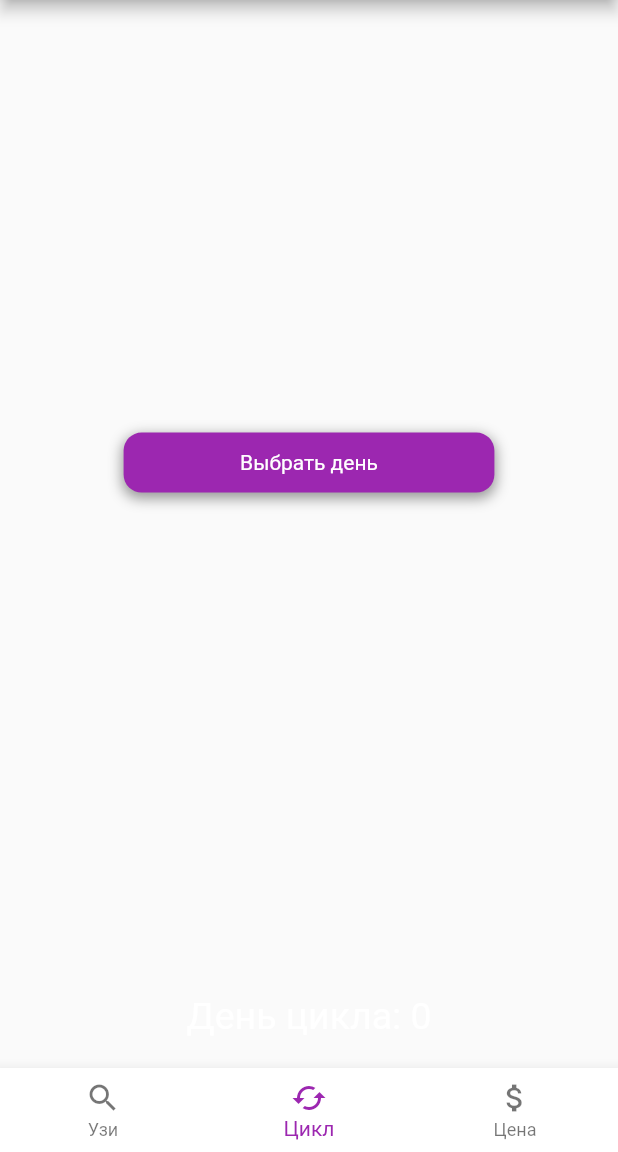
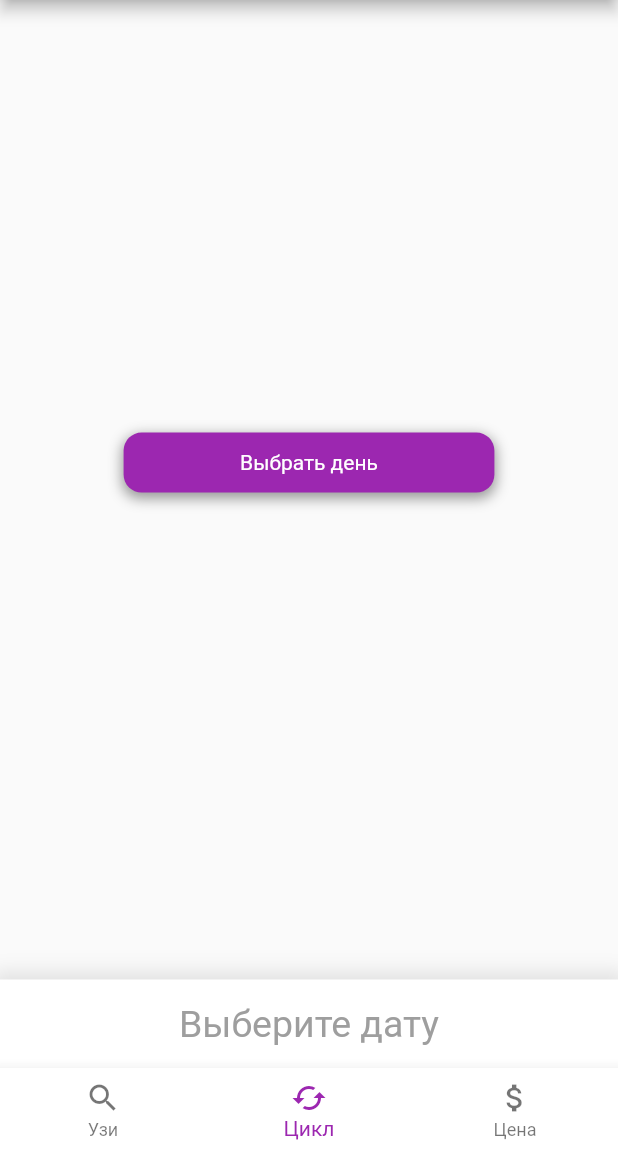
Before and after one commit to leredirect/fclinichelper, a Flutter app: the screen it shows after launch, item 2 of the bottom bar chosen, on a phone screen of 412 x 824 dp, the part 84-1236 px from its top. Run offline on Flutter 3.47's test engine with Material 2 defaults, Android fonts, the phone set to English and light mode, and no system bars; our stand-ins replace decimal.

Commit message:
ui-fixes

```diff
--- a/lib/screens/cycle_screen.dart
+++ b/lib/screens/cycle_screen.dart
@@ -11,14 +11,6 @@ class _CycleScreenState extends State<CycleScreen> {
 
   @override
   Widget build(BuildContext context) {
-    Color pickedDateColor(DateTime pickedDate) {
-      if (pickedDate == null) {
-        return Colors.white;
-      } else {
-        return Colors.black;
-      }
-    }
-
     int pickedDateCalc(DateTime pickedDate) {
       if (pickedDate != null) {
         DateTimeRange range =
@@ -76,13 +68,23 @@ class _CycleScreenState extends State<CycleScreen> {
                 )),
           ),
           Spacer(),
-          Container(
-              margin: EdgeInsets.only(bottom: 20),
-              child: Text(
+          Center(
+            child: Container(
+              width: MediaQuery.of(context).size.width,
+              padding: EdgeInsets.fromLTRB(0, 15, 0, 15),
+              decoration: BoxDecoration(color: Colors.white, boxShadow: [
+                BoxShadow(
+                    color: Colors.black.withOpacity(0.1),
+                    spreadRadius: 5,
+                    blurRadius: 10)
+              ]),
+              child: Text(pickedDate == null? "Выберите дату" :
                 "День цикла: ${pickedDateCalc(pickedDate)}",
-                style:
-                    TextStyle(color: pickedDateColor(pickedDate), fontSize: 25),
-              ))
+                style: TextStyle(fontSize: 25, color: pickedDate == null? Colors.grey : Colors.black),
+                textAlign: TextAlign.center,
+              ),
+            ),
+          )
         ],
       ),
     );
--- a/lib/screens/pricelist_analysis_screen.dart
+++ b/lib/screens/pricelist_analysis_screen.dart
@@ -19,13 +19,15 @@ class _PriceListAnalysisState extends State<PriceListAnalysis> {
         itemCount: baseAnalysis.baseList.length,
         itemBuilder: (_, i) {
           return Container(
+            padding: i == 0? EdgeInsets.only(top:10, bottom: 10):null,
             color: i == 0 ? Colors.grey[200] : Colors.white,
             child: CheckboxListTile(
               title: Column(
                 crossAxisAlignment: CrossAxisAlignment.start,
                 children: [
                   Text(baseAnalysis.baseList[i].name),
-                  Text("${baseAnalysis.baseList[i].price}"),
+                  SizedBox(height: 5,),
+                  Text("${baseAnalysis.baseList[i].price}", style: TextStyle(color: Colors.grey),),
                 ],
               ),
               value: baseAnalysis.baseList[i].isActive,
--- a/lib/screens/uzi_screen.dart
+++ b/lib/screens/uzi_screen.dart
@@ -1,8 +1,8 @@
 import 'package:decimal/decimal.dart';
 import 'package:fclinick_helper/constants.dart';
+import 'package:fclinick_helper/screens/svd_screen.dart';
+import 'package:fclinick_helper/screens/pricelist_services_screen.dart';
 import 'package:fclinick_helper/screens/omlette_volume_screen.dart';
-import 'package:fclinick_helper/screens/pricelist_services_screen.dart';
-import 'package:fclinick_helper/screens/svd_screen.dart';
 import 'package:flutter/cupertino.dart';
 import 'package:flutter/material.dart';
 
--- a/pubspec.yaml
+++ b/pubspec.yaml
@@ -15,7 +15,7 @@ publish_to: 'none' # Remove this line if you wish to publish to pub.dev
 # In iOS, build-name is used as CFBundleShortVersionString while build-number used as CFBundleVersion.
 # Read more about iOS versioning at
 # https://developer.apple.com/library/archive/documentation/General/Reference/InfoPlistKeyReference/Articles/CoreFoundationKeys.html
-version: 1.0.0+1
+version: 0.9.0+1
 
 environment:
   sdk: ">=2.7.0 <3.0.0"
```
Also changed, not shown: lib/constants.dart (+4 -4 lines), lib/screens/omlette_volume_screen.dart (+27 -33 lines), lib/screens/pricelist_services_screen.dart (+7 -3 lines), lib/screens/svd_screen.dart (+43 -16 lines).
